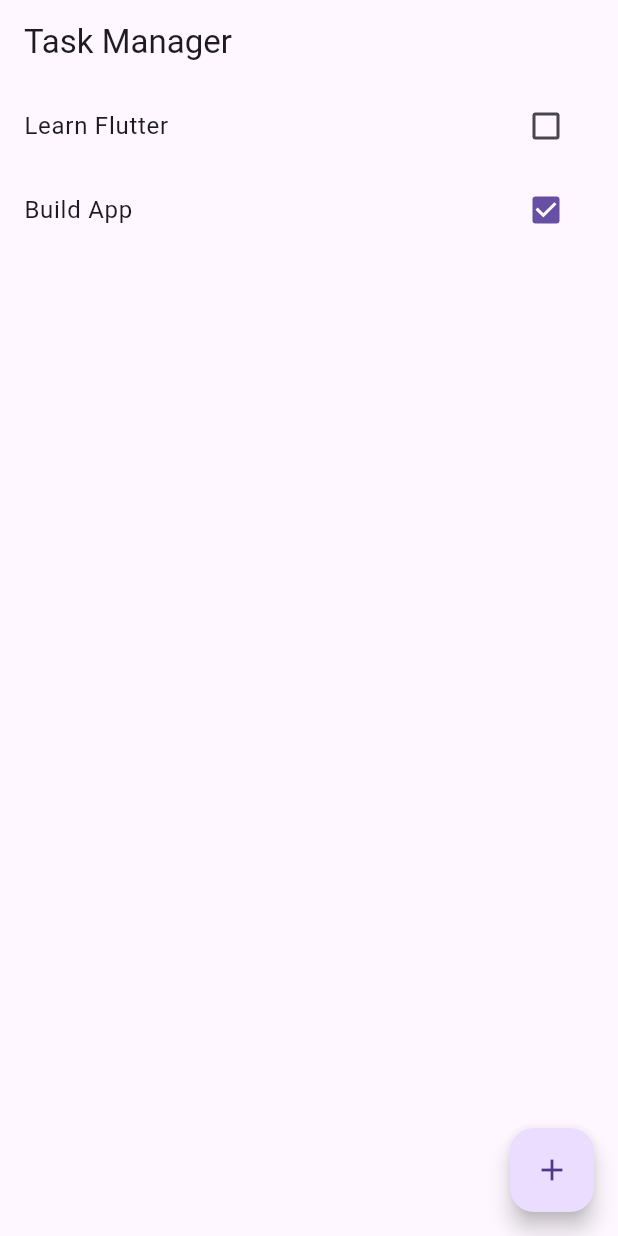
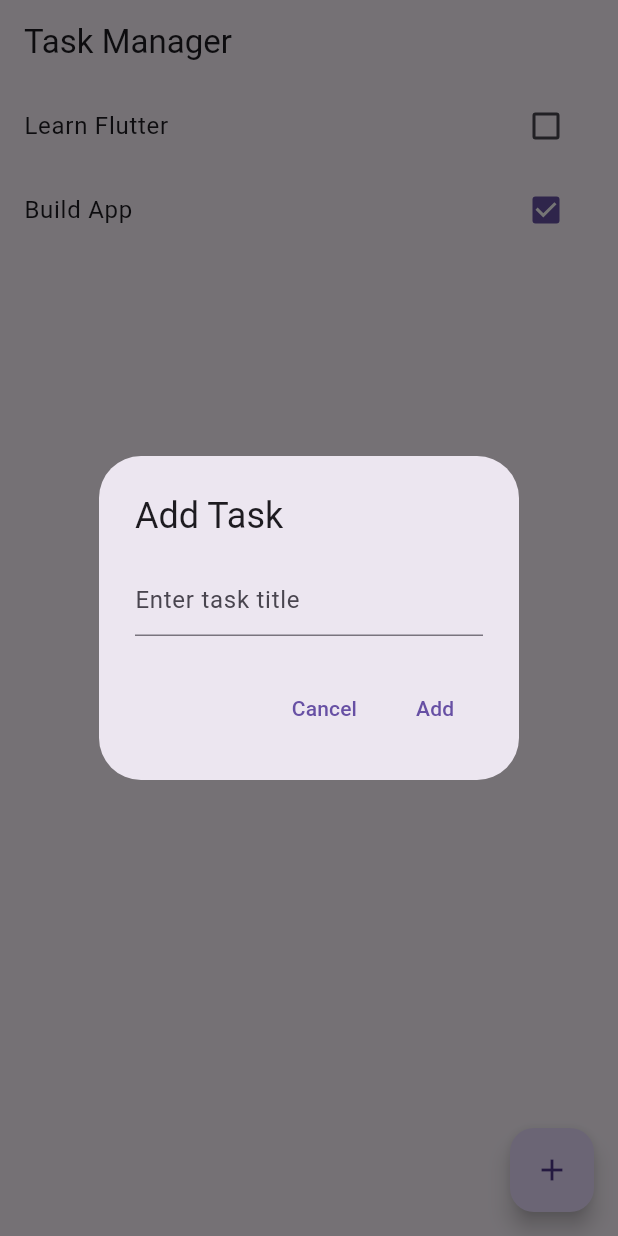
Before and after one commit to SheetRaj/task_manager_app, a Flutter app: the screen it shows after launch, after a tap on the "add" icon, on a phone screen of 412 x 824 dp. Run offline on Flutter 3.47's test engine with Material 3 defaults, Android fonts, the phone set to English and light mode, and no system bars.

```diff
--- a/lib/models/task.dart
+++ b/lib/models/task.dart
@@ -8,4 +8,12 @@ class Task {
     required this.title,
     this.isCompleted = false,
   });
+
+  Task toggleCompletion() {
+    return Task(
+      id: id,
+      title: title,
+      isCompleted: !isCompleted,
+    );
+  }
 }
--- a/lib/screens/task_screen.dart
+++ b/lib/screens/task_screen.dart
@@ -14,6 +14,58 @@ class _TaskScreenState extends State<TaskScreen> {
     Task(id: '2', title: 'Build App', isCompleted: true),
   ];
 
+  // Controller for the text field when adding a task
+  final TextEditingController _taskController = TextEditingController();
+
+  // Method to add a new task
+  void _addTask(String title) {
+    if (title.isNotEmpty) {
+      setState(() {
+        _tasks.add(Task(
+          id: DateTime.now().toString(),
+          title: title,
+        ));
+      });
+      _taskController.clear();
+    }
+  }
+
+  // Method to toggle task completion
+  void _toggleTaskCompletion(int index) {
+    setState(() {
+      _tasks[index] = _tasks[index].toggleCompletion();
+    });
+  }
+
+  // Method to show a dialog for adding a task
+  void _showAddTaskDialog() {
+    showDialog(
+      context: context,
+      builder: (context) {
+        return AlertDialog(
+          title: const Text('Add Task'),
+          content: TextField(
+            controller: _taskController,
+            decoration: const InputDecoration(hintText: 'Enter task title'),
+          ),
+          actions: [
+            TextButton(
+              onPressed: () => Navigator.pop(context),
+              child: const Text('Cancel'),
+            ),
+            TextButton(
+              onPressed: () {
+                _addTask(_taskController.text);
+                Navigator.pop(context);
+              },
+              child: const Text('Add'),
+            ),
+          ],
+        );
+      },
+    );
+  }
+
   @override
   Widget build(BuildContext context) {
     return Scaffold(
@@ -29,18 +81,22 @@ class _TaskScreenState extends State<TaskScreen> {
             trailing: Checkbox(
               value: task.isCompleted,
               onChanged: (value) {
-                // We'll handle this later
+                _toggleTaskCompletion(index);
               },
             ),
           );
         },
       ),
       floatingActionButton: FloatingActionButton(
-        onPressed: () {
-          // We'll add a task here later
-        },
+        onPressed: _showAddTaskDialog,
         child: const Icon(Icons.add),
       ),
     );
   }
+
+  @override
+  void dispose() {
+    _taskController.dispose();
+    super.dispose();
+  }
 }
```
